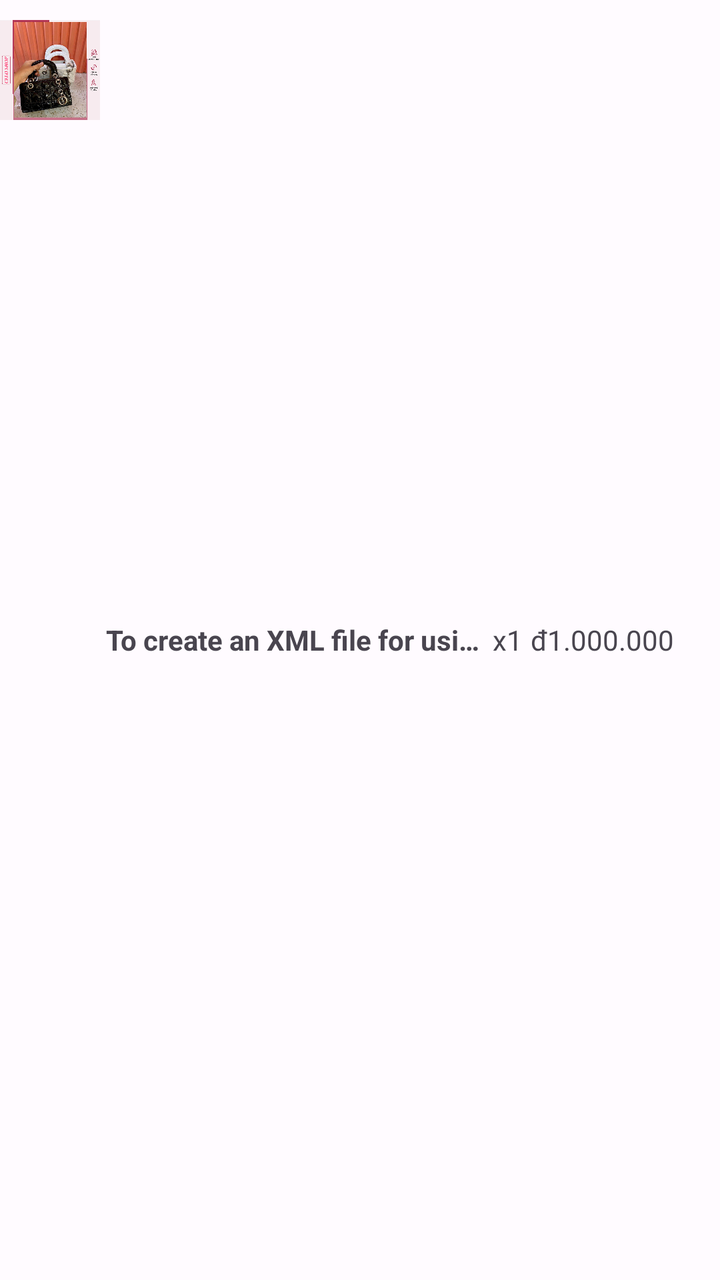
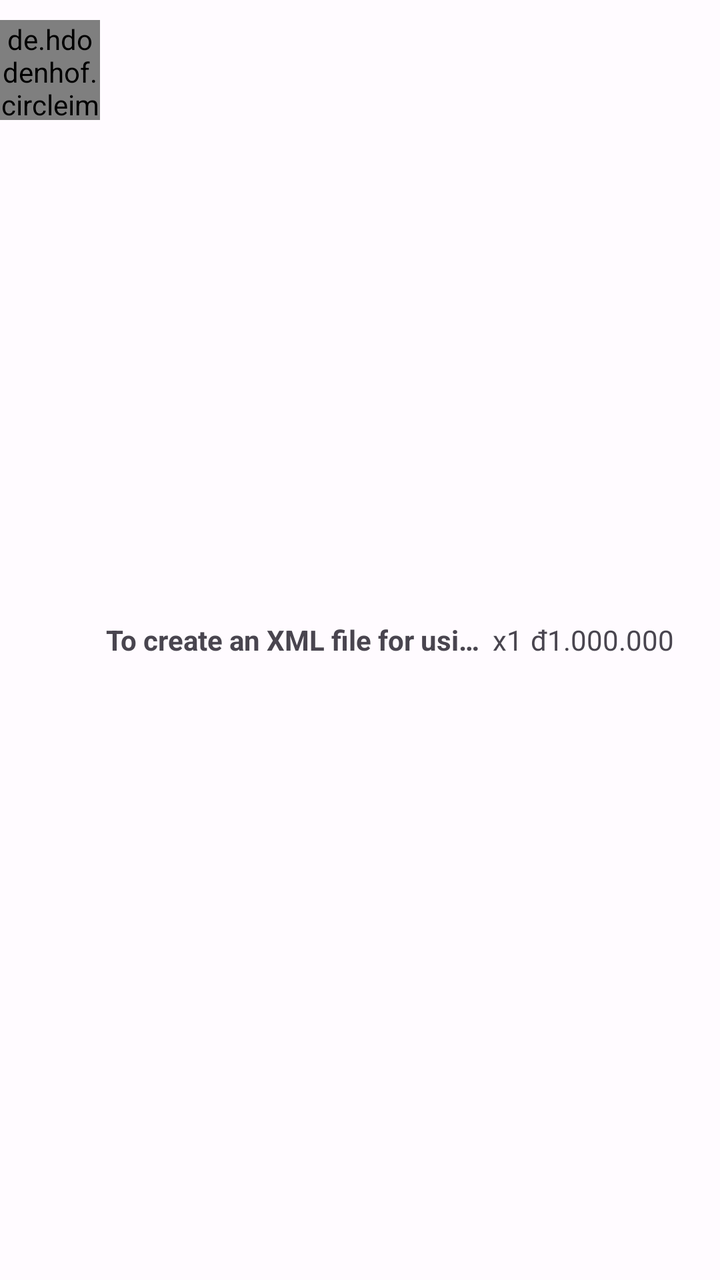

The first picture is an Android layout as it rendered before a commit; the second is the same layout after the commit. The layout source and the unified diff follow.
<!-- AndroidManifest.xml: application theme Theme.Gas24h_7App -->
<!-- res/layout/purchased_product_item.xml -->
<?xml version="1.0" encoding="utf-8"?>
<LinearLayout xmlns:android="http://schemas.android.com/apk/res/android"
    android:layout_width="match_parent"
    android:layout_height="wrap_content"
    android:orientation="horizontal"
    >
        <ImageView
            android:id="@+id/product_image"
            android:layout_width="50dp"
            android:layout_height="50dp"
            android:src="@drawable/test_image"
            android:layout_marginTop="10dp"
            android:layout_marginBottom="10dp"
            />
        <LinearLayout
            android:layout_width="0dp"
            android:layout_height="wrap_content"
            android:orientation="vertical"
            android:layout_weight="2"
            android:layout_gravity="center_vertical"
            android:layout_marginStart="3dp"
            >
            <TextView
                android:id="@+id/textProductName"
                android:layout_width="match_parent"
                android:layout_height="wrap_content"
                android:textSize="14sp"
                android:text="To create an XML file for using RecyclerView with the product list"
                android:maxLines="1"
                android:ellipsize="end"
                android:textStyle="bold" />
        </LinearLayout>
        <TextView
            android:id="@+id/order_item_product_count"
            android:layout_width="wrap_content"
            android:layout_height="wrap_content"
            android:layout_gravity="center"
            android:textSize="14sp"
            android:text="x1"
            android:fontFamily="@font/roboto_medium"
            android:layout_marginStart="4dp"
            />
        <TextView
            android:id="@+id/textPrices"
            android:layout_width="0dp"
            android:layout_height="wrap_content"
            android:layout_weight="1"
            android:layout_gravity="center"
            android:textSize="14sp"
            android:text="đ1.000.000"
            android:fontFamily="@font/roboto_medium"
            android:layout_marginStart="4dp"
            />
</LinearLayout>
<!-- resources referenced by this layout -->
<resources>
  <style name="Theme.Gas24h_7App" parent="Base.Theme.Gas24h_7App" />
  <color name="md_theme_light_primary">#EE4D2D</color>
  <color name="md_theme_light_onPrimary">#FFFFFF</color>
  <color name="md_theme_light_primaryContainer">#F9DEDC</color>
  <color name="md_theme_light_onPrimaryContainer">#410E0B</color>
  <color name="md_theme_light_secondary">#775652</color>
  <color name="md_theme_light_onSecondary">#FFFFFF</color>
  <color name="md_theme_light_secondaryContainer">#FFDAD7</color>
  <color name="md_theme_light_onSecondaryContainer">#2C1512</color>
  <color name="md_theme_light_tertiary">#705D00</color>
  <color name="md_theme_light_onTertiary">#FFFFFF</color>
  <color name="md_theme_light_tertiaryContainer">#FFE08D</color>
  <color name="md_theme_light_onTertiaryContainer">#221B00</color>
  <color name="md_theme_light_error">#B3261E</color>
  <color name="md_theme_light_errorContainer">#F9DEDC</color>
  <color name="md_theme_light_onError">#FFFFFF</color>
  <color name="md_theme_light_onErrorContainer">#410E0B</color>
  <color name="md_theme_light_background">#FFFBFF</color>
  <color name="md_theme_light_onBackground">#201A1A</color>
  <color name="md_theme_light_surface">#FFFBFF</color>
  <color name="md_theme_light_onSurface">#201A1A</color>
  <color name="md_theme_light_surfaceVariant">#F5DDDB</color>
  <color name="md_theme_light_onSurfaceVariant">#534341</color>
  <color name="md_theme_light_outline">#857371</color>
  <color name="md_theme_light_inverseOnSurface">#FBEEEC</color>
  <color name="md_theme_light_inverseSurface">#362F2E</color>
  <color name="md_theme_light_surfaceTint">#B3261E</color>
  <color name="md_theme_light_inversePrimary">#FFB4AB</color>
  <!-- unchanged entries left out for length: 2 -->
</resources>

<!-- the commit's change to res/layout/purchased_product_item.xml (unified diff, before → after) -->
@@ -2,15 +2,17 @@
 <LinearLayout xmlns:android="http://schemas.android.com/apk/res/android"
     android:layout_width="match_parent"
     android:layout_height="wrap_content"
-    android:orientation="horizontal"
-    >
-        <ImageView
+    xmlns:app="http://schemas.android.com/apk/res-auto"
+    android:orientation="horizontal">
+        <de.hdodenhof.circleimageview.CircleImageView
             android:id="@+id/product_image"
             android:layout_width="50dp"
             android:layout_height="50dp"
             android:src="@drawable/test_image"
             android:layout_marginTop="10dp"
             android:layout_marginBottom="10dp"
+            app:civ_border_color="@color/black"
+            app:civ_border_width="1dp"
             />
         <LinearLayout
             android:layout_width="0dp"
<!-- resource entries referenced after the edit -->
@@ -1,5 +1,6 @@
 <!-- resources referenced by this layout -->
 <resources>
+  <color name="black">#FF000000</color>
   <style name="Theme.Gas24h_7App" parent="Base.Theme.Gas24h_7App" />
   <color name="md_theme_light_primary">#EE4D2D</color>
   <color name="md_theme_light_onPrimary">#FFFFFF</color>
